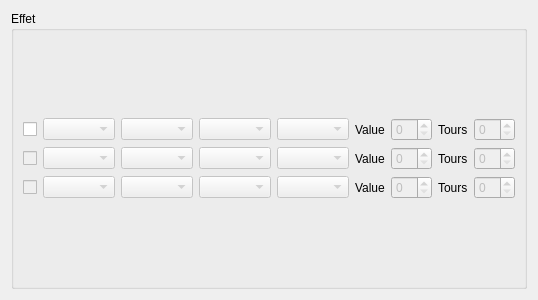
First picture: the form in app/view/forms/effectview.ui, repository r0nd0ud0u/qt-rpg, before the edit.
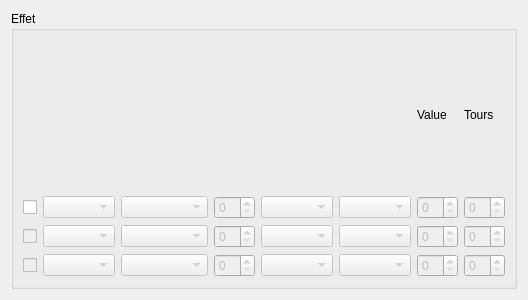
Second picture: the form after the edit.

Patch:
```diff
--- a/app/view/forms/effectview.ui
+++ b/app/view/forms/effectview.ui
@@ -6,7 +6,7 @@
    <rect>
     <x>0</x>
     <y>0</y>
-    <width>400</width>
+    <width>528</width>
     <height>300</height>
    </rect>
   </property>
@@ -22,42 +22,101 @@
      <layout class="QVBoxLayout" name="verticalLayout">
       <item>
        <layout class="QGridLayout" name="gridLayout">
-        <item row="1" column="3">
-         <widget class="QComboBox" name="target_comboBox_2">
+        <item row="4" column="8">
+         <widget class="QSpinBox" name="value_spinBox_3">
           <property name="enabled">
            <bool>false</bool>
           </property>
          </widget>
         </item>
-        <item row="3" column="8">
-         <widget class="QSpinBox" name="nb_turns_spinBox_3">
+        <item row="1" column="4">
+         <widget class="QComboBox" name="target_comboBox">
           <property name="enabled">
            <bool>false</bool>
           </property>
          </widget>
         </item>
-        <item row="3" column="2">
-         <widget class="QComboBox" name="effect_comboBox_3">
-          <property name="enabled">
-           <bool>false</bool>
-          </property>
-         </widget>
-        </item>
-        <item row="3" column="5">
-         <widget class="QLabel" name="label_3">
-          <property name="text">
-           <string>Value</string>
-          </property>
-         </widget>
-        </item>
         <item row="0" column="8">
+         <widget class="QLabel" name="label">
+          <property name="text">
+           <string>Value</string>
+          </property>
+         </widget>
+        </item>
+        <item row="1" column="5">
+         <widget class="QComboBox" name="reach_comboBox">
+          <property name="enabled">
+           <bool>false</bool>
+          </property>
+         </widget>
+        </item>
+        <item row="4" column="9">
+         <widget class="QSpinBox" name="nb_turns_spinBox_3">
+          <property name="enabled">
+           <bool>false</bool>
+          </property>
+         </widget>
+        </item>
+        <item row="2" column="1">
+         <widget class="QComboBox" name="stats_comboBox_2">
+          <property name="enabled">
+           <bool>false</bool>
+          </property>
+         </widget>
+        </item>
+        <item row="1" column="1">
+         <widget class="QComboBox" name="stats_comboBox">
+          <property name="enabled">
+           <bool>false</bool>
+          </property>
+         </widget>
+        </item>
+        <item row="1" column="9">
          <widget class="QSpinBox" name="nb_turns_spinBox">
           <property name="enabled">
            <bool>false</bool>
           </property>
          </widget>
         </item>
-        <item row="0" column="2">
+        <item row="2" column="0">
+         <widget class="QCheckBox" name="checkBox_2">
+          <property name="enabled">
+           <bool>false</bool>
+          </property>
+          <property name="text">
+           <string/>
+          </property>
+         </widget>
+        </item>
+        <item row="2" column="4">
+         <widget class="QComboBox" name="target_comboBox_2">
+          <property name="enabled">
+           <bool>false</bool>
+          </property>
+         </widget>
+        </item>
+        <item row="2" column="9">
+         <widget class="QSpinBox" name="nb_turns_spinBox_2">
+          <property name="enabled">
+           <bool>false</bool>
+          </property>
+         </widget>
+        </item>
+        <item row="2" column="5">
+         <widget class="QComboBox" name="reach_comboBox_2">
+          <property name="enabled">
+           <bool>false</bool>
+          </property>
+         </widget>
+        </item>
+        <item row="4" column="4">
+         <widget class="QComboBox" name="target_comboBox_3">
+          <property name="enabled">
+           <bool>false</bool>
+          </property>
+         </widget>
+        </item>
+        <item row="1" column="2">
          <widget class="QComboBox" name="effect_comboBox">
           <property name="enabled">
            <bool>false</bool>
@@ -70,14 +129,28 @@
           </property>
          </widget>
         </item>
-        <item row="0" column="6">
+        <item row="1" column="8">
          <widget class="QSpinBox" name="value_spinBox">
           <property name="enabled">
            <bool>false</bool>
           </property>
          </widget>
         </item>
-        <item row="3" column="0">
+        <item row="1" column="0">
+         <widget class="QCheckBox" name="checkBox">
+          <property name="text">
+           <string/>
+          </property>
+         </widget>
+        </item>
+        <item row="2" column="2">
+         <widget class="QComboBox" name="effect_comboBox_2">
+          <property name="enabled">
+           <bool>false</bool>
+          </property>
+         </widget>
+        </item>
+        <item row="4" column="0">
          <widget class="QCheckBox" name="checkBox_3">
           <property name="enabled">
            <bool>false</bool>
@@ -87,139 +160,59 @@
           </property>
          </widget>
         </item>
-        <item row="3" column="6">
-         <widget class="QSpinBox" name="value_spinBox_3">
-          <property name="enabled">
-           <bool>false</bool>
-          </property>
-         </widget>
-        </item>
-        <item row="3" column="4">
+        <item row="4" column="5">
          <widget class="QComboBox" name="reach_comboBox_3">
           <property name="enabled">
            <bool>false</bool>
           </property>
          </widget>
         </item>
-        <item row="3" column="3">
-         <widget class="QComboBox" name="target_comboBox_3">
+        <item row="4" column="2">
+         <widget class="QComboBox" name="effect_comboBox_3">
           <property name="enabled">
            <bool>false</bool>
           </property>
          </widget>
         </item>
-        <item row="0" column="0">
-         <widget class="QCheckBox" name="checkBox">
-          <property name="text">
-           <string/>
-          </property>
-         </widget>
-        </item>
-        <item row="3" column="1">
-         <widget class="QComboBox" name="stats_comboBox_3">
-          <property name="enabled">
-           <bool>false</bool>
-          </property>
-         </widget>
-        </item>
-        <item row="1" column="5">
-         <widget class="QLabel" name="label_2">
-          <property name="text">
-           <string>Value</string>
-          </property>
-         </widget>
-        </item>
-        <item row="0" column="5">
-         <widget class="QLabel" name="label">
-          <property name="text">
-           <string>Value</string>
-          </property>
-         </widget>
-        </item>
-        <item row="1" column="6">
+        <item row="2" column="8">
          <widget class="QSpinBox" name="value_spinBox_2">
           <property name="enabled">
            <bool>false</bool>
           </property>
          </widget>
         </item>
-        <item row="1" column="1">
-         <widget class="QComboBox" name="stats_comboBox_2">
-          <property name="enabled">
-           <bool>false</bool>
-          </property>
-         </widget>
-        </item>
-        <item row="0" column="1">
-         <widget class="QComboBox" name="stats_comboBox">
-          <property name="enabled">
-           <bool>false</bool>
-          </property>
-         </widget>
-        </item>
-        <item row="1" column="0">
-         <widget class="QCheckBox" name="checkBox_2">
-          <property name="enabled">
-           <bool>false</bool>
-          </property>
-          <property name="text">
-           <string/>
-          </property>
-         </widget>
-        </item>
-        <item row="1" column="2">
-         <widget class="QComboBox" name="effect_comboBox_2">
-          <property name="enabled">
-           <bool>false</bool>
-          </property>
-         </widget>
-        </item>
-        <item row="0" column="4">
-         <widget class="QComboBox" name="reach_comboBox">
-          <property name="enabled">
-           <bool>false</bool>
-          </property>
-         </widget>
-        </item>
-        <item row="0" column="3">
-         <widget class="QComboBox" name="target_comboBox">
-          <property name="enabled">
-           <bool>false</bool>
-          </property>
-         </widget>
-        </item>
-        <item row="1" column="8">
-         <widget class="QSpinBox" name="nb_turns_spinBox_2">
-          <property name="enabled">
-           <bool>false</bool>
-          </property>
-         </widget>
-        </item>
-        <item row="1" column="4">
-         <widget class="QComboBox" name="reach_comboBox_2">
-          <property name="enabled">
-           <bool>false</bool>
-          </property>
-         </widget>
-        </item>
-        <item row="0" column="7">
+        <item row="0" column="9">
          <widget class="QLabel" name="label_4">
           <property name="text">
            <string>Tours</string>
           </property>
          </widget>
         </item>
-        <item row="1" column="7">
-         <widget class="QLabel" name="label_5">
-          <property name="text">
-           <string>Tours</string>
+        <item row="4" column="1">
+         <widget class="QComboBox" name="stats_comboBox_3">
+          <property name="enabled">
+           <bool>false</bool>
           </property>
          </widget>
         </item>
-        <item row="3" column="7">
-         <widget class="QLabel" name="label_6">
-          <property name="text">
-           <string>Tours</string>
+        <item row="1" column="3">
+         <widget class="QSpinBox" name="effect_value_spinbox">
+          <property name="enabled">
+           <bool>false</bool>
+          </property>
+         </widget>
+        </item>
+        <item row="2" column="3">
+         <widget class="QSpinBox" name="effect_value_spinbox_2">
+          <property name="enabled">
+           <bool>false</bool>
+          </property>
+         </widget>
+        </item>
+        <item row="4" column="3">
+         <widget class="QSpinBox" name="effect_value_spinbox_3">
+          <property name="enabled">
+           <bool>false</bool>
           </property>
          </widget>
         </item>
```
